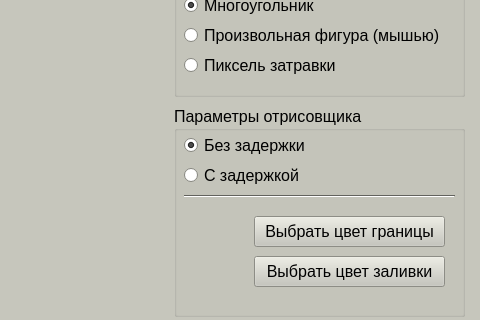
This is KG/lab_06/Zatravka/mainwindow.ui in ZeynalovZ/BMSTU-4-sem as Qt 5 draws it before an edit; both pictures show x 736 to 1216 and y 220 to 540 of the 1216 by 682 pixel window. The edited form follows.
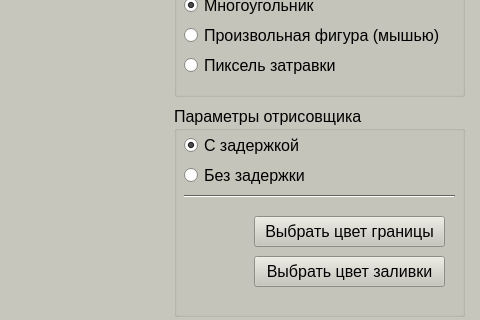
This is the edited form.

What changed in the file:
```diff
--- a/KG/lab_06/Zatravka/mainwindow.ui
+++ b/KG/lab_06/Zatravka/mainwindow.ui
@@ -1089,7 +1089,7 @@
       </font>
      </property>
      <property name="text">
-      <string>Без задержки</string>
+      <string>C задержкой</string>
      </property>
      <property name="checked">
       <bool>true</bool>
@@ -1110,7 +1110,7 @@
       </font>
      </property>
      <property name="text">
-      <string>С задержкой</string>
+      <string>Без задержки</string>
      </property>
     </widget>
     <widget class="Line" name="line">
```
Left out of the diff: 4 changed lines with no effect on the pictures.
